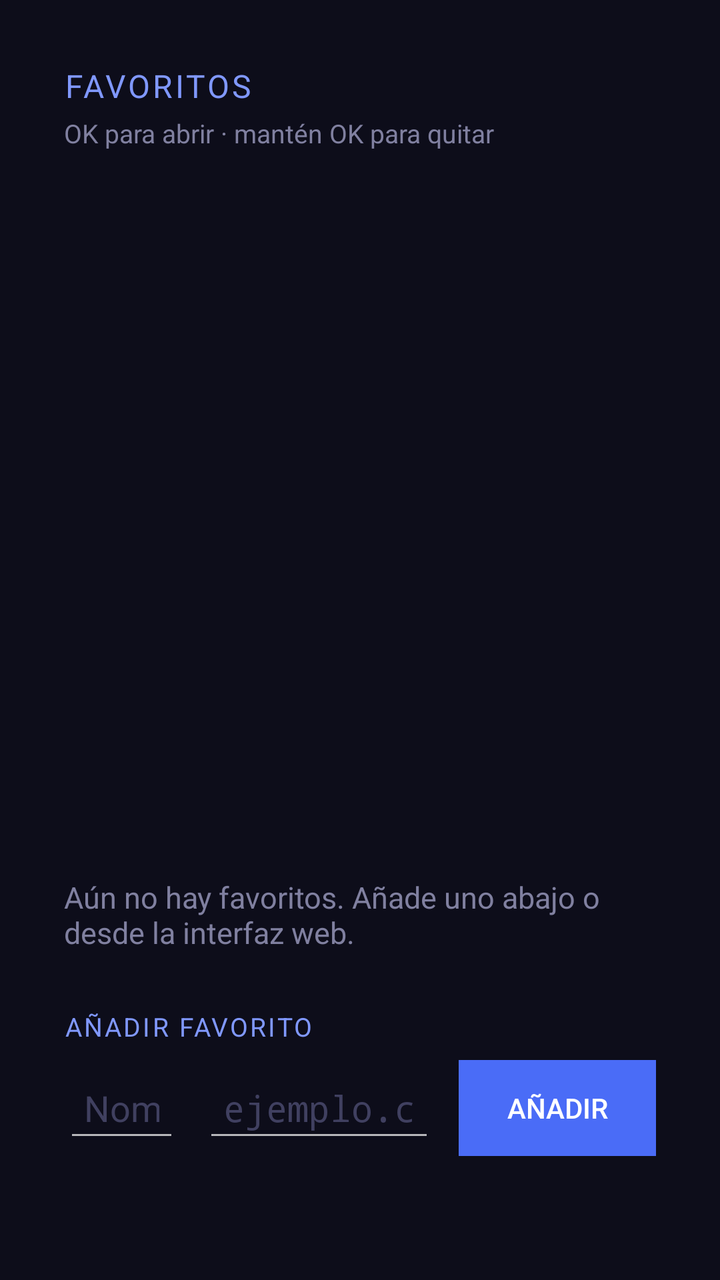
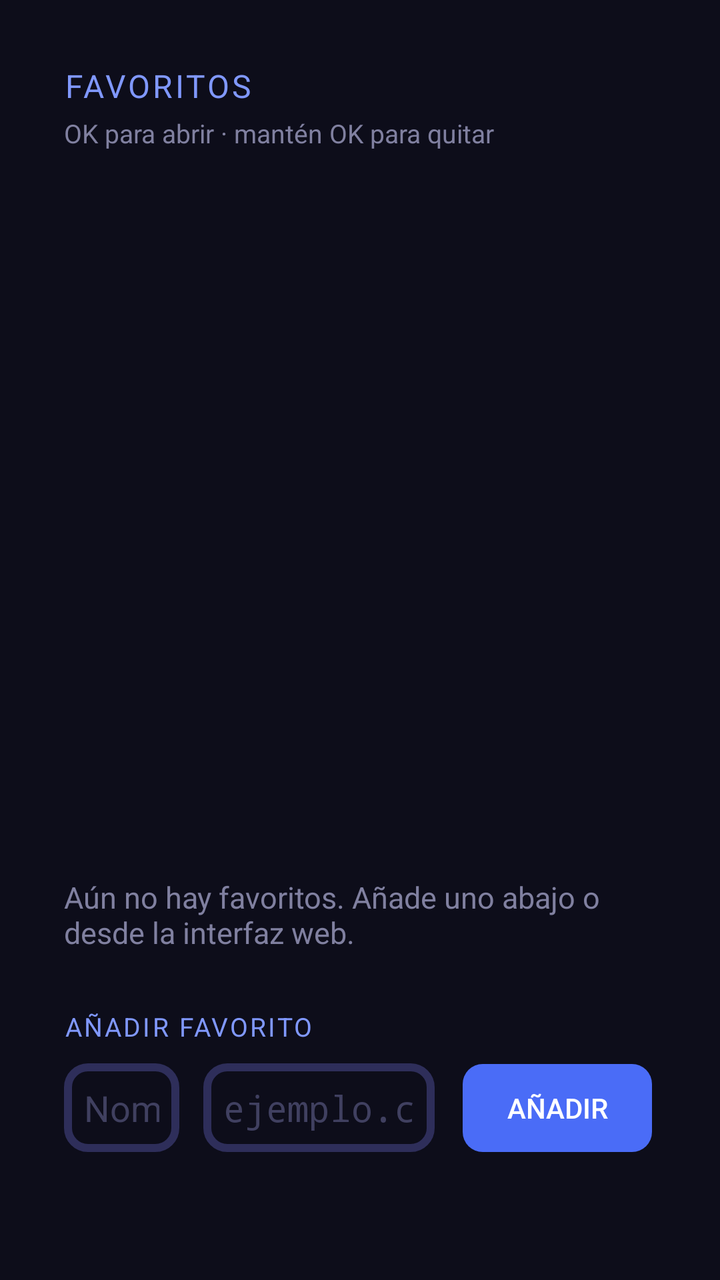

The first picture is an Android layout as it rendered before a commit; the second is the same layout after the commit. The layout source and the unified diff follow.
<!-- AndroidManifest.xml: application theme Theme.AcelinkTV -->
<!-- res/layout/activity_browser.xml -->
<?xml version="1.0" encoding="utf-8"?>
<FrameLayout xmlns:android="http://schemas.android.com/apk/res/android"
    android:layout_width="match_parent"
    android:layout_height="match_parent"
    android:background="#0d0d1a">

    <LinearLayout
        android:id="@+id/panel_favorites"
        android:layout_width="match_parent"
        android:layout_height="match_parent"
        android:orientation="vertical"
        android:padding="32dp">

        <TextView
            android:layout_width="wrap_content"
            android:layout_height="wrap_content"
            android:text="FAVORITOS"
            android:textColor="#8098ff"
            android:textSize="16sp"
            android:letterSpacing="0.08"
            android:layout_marginBottom="4dp" />

        <TextView
            android:layout_width="wrap_content"
            android:layout_height="wrap_content"
            android:text="OK para abrir · mantén OK para quitar"
            android:textColor="#8080a0"
            android:textSize="13sp"
            android:layout_marginBottom="12dp" />

        <GridView
            android:id="@+id/gv_favorites"
            android:layout_width="match_parent"
            android:layout_height="0dp"
            android:layout_weight="1"
            android:numColumns="4"
            android:horizontalSpacing="14dp"
            android:verticalSpacing="14dp"
            android:listSelector="@drawable/tile_focus"
            android:drawSelectorOnTop="true"
            android:focusable="true"
            android:nextFocusDown="@+id/et_fav_name">

            <requestFocus />

        </GridView>

        <TextView
            android:id="@+id/tv_favorites_empty"
            android:layout_width="wrap_content"
            android:layout_height="wrap_content"
            android:text="Aún no hay favoritos. Añade uno abajo o desde la interfaz web."
            android:textColor="#8080a0"
            android:textSize="15sp"
            android:layout_marginBottom="12dp" />

        <TextView
            android:layout_width="wrap_content"
            android:layout_height="wrap_content"
            android:text="AÑADIR FAVORITO"
            android:textColor="#8098ff"
            android:textSize="13sp"
            android:letterSpacing="0.08"
            android:layout_marginTop="16dp"
            android:layout_marginBottom="8dp" />

        <LinearLayout
            android:layout_width="match_parent"
            android:layout_height="wrap_content"
            android:orientation="horizontal"
            android:gravity="center_vertical">

            <EditText
                android:id="@+id/et_fav_name"
                android:layout_width="0dp"
                android:layout_height="wrap_content"
                android:layout_weight="1"
                android:hint="Nombre"
                android:inputType="text"
                android:textColor="#e0e0f0"
                android:textColorHint="#404060"
                android:textSize="18sp"
                android:padding="10dp"
                android:layout_marginEnd="12dp"
                android:singleLine="true"
                android:focusable="true"
                android:focusableInTouchMode="true"
                android:nextFocusUp="@id/gv_favorites"
                android:nextFocusRight="@+id/et_fav_url" />

            <EditText
                android:id="@+id/et_fav_url"
                android:layout_width="0dp"
                android:layout_height="wrap_content"
                android:layout_weight="2"
                android:hint="ejemplo.com"
                android:inputType="textUri"
                android:textColor="#e0e0f0"
                android:textColorHint="#404060"
                android:textSize="18sp"
                android:fontFamily="monospace"
                android:padding="10dp"
                android:layout_marginEnd="12dp"
                android:singleLine="true"
                android:focusable="true"
                android:focusableInTouchMode="true"
                android:nextFocusLeft="@id/et_fav_name"
                android:nextFocusRight="@+id/btn_fav_add" />

            <Button
                android:id="@+id/btn_fav_add"
                android:layout_width="wrap_content"
                android:layout_height="wrap_content"
                android:text="Añadir"
                android:textColor="#ffffff"
                android:background="#4a6cf7"
                android:paddingStart="24dp"
                android:paddingEnd="24dp"
                android:focusable="true"
                android:nextFocusLeft="@id/et_fav_url" />

        </LinearLayout>

        <TextView
            android:id="@+id/tv_add_msg"
            android:layout_width="wrap_content"
            android:layout_height="wrap_content"
            android:text=""
            android:textSize="14sp"
            android:minHeight="22dp"
            android:layout_marginTop="8dp" />

    </LinearLayout>

    <WebView
        android:id="@+id/web_view"
        android:layout_width="match_parent"
        android:layout_height="match_parent"
        android:visibility="gone" />

    <View
        android:id="@+id/cursor"
        android:layout_width="28dp"
        android:layout_height="28dp"
        android:background="@drawable/cursor"
        android:visibility="invisible" />

</FrameLayout>
<!-- resources referenced by this layout -->
<resources>
  <!-- drawable cursor (drawable) -->
  <?xml version="1.0" encoding="utf-8"?>
  <shape xmlns:android="http://schemas.android.com/apk/res/android"
      android:shape="oval">
      <solid android:color="#ccffffff" />
      <stroke android:width="3dp" android:color="#cc000000" />
  </shape>
  <!-- drawable tile_focus (drawable) -->
  <?xml version="1.0" encoding="utf-8"?>
  <shape xmlns:android="http://schemas.android.com/apk/res/android"
      android:shape="rectangle">
      <solid android:color="#00000000" />
      <stroke android:width="4dp" android:color="#6b8cff" />
      <corners android:radius="12dp" />
  </shape>
  <style name="Theme.AcelinkTV" parent="@style/Theme.AppCompat.NoActionBar">
          <item name="android:windowBackground">#0d0d1a</item>
          <item name="colorPrimary">#4a6cf7</item>
          <item name="colorPrimaryDark">#16162a</item>
          <item name="colorAccent">#6b8cff</item>
      </style>
</resources>

<!-- the commit's change to res/layout/activity_browser.xml (unified diff, before → after) -->
@@ -9,6 +9,7 @@
         android:layout_width="match_parent"
         android:layout_height="match_parent"
         android:orientation="vertical"
+        android:clipChildren="false"
         android:padding="32dp">
 
         <TextView
@@ -68,9 +69,11 @@
             android:layout_width="match_parent"
             android:layout_height="wrap_content"
             android:orientation="horizontal"
+            android:clipChildren="false"
             android:gravity="center_vertical">
 
             <EditText
+                android:background="@drawable/field_tv"
                 android:id="@+id/et_fav_name"
                 android:layout_width="0dp"
                 android:layout_height="wrap_content"
@@ -89,6 +92,7 @@
                 android:nextFocusRight="@+id/et_fav_url" />
 
             <EditText
+                android:background="@drawable/field_tv"
                 android:id="@+id/et_fav_url"
                 android:layout_width="0dp"
                 android:layout_height="wrap_content"
@@ -113,7 +117,7 @@
                 android:layout_height="wrap_content"
                 android:text="Añadir"
                 android:textColor="#ffffff"
-                android:background="#4a6cf7"
+                android:background="@drawable/btn_tv"
                 android:paddingStart="24dp"
                 android:paddingEnd="24dp"
                 android:focusable="true"
<!-- resource entries referenced after the edit -->
@@ -1,5 +1,33 @@
 <!-- resources referenced by this layout -->
 <resources>
+  <!-- drawable btn_tv (drawable) -->
+  <?xml version="1.0" encoding="utf-8"?>
+  <selector xmlns:android="http://schemas.android.com/apk/res/android">
+  
+      <item android:state_focused="true">
+          <shape android:shape="rectangle">
+              <solid android:color="#8fa8ff" />
+              <stroke android:width="4dp" android:color="#ffffff" />
+              <corners android:radius="10dp" />
+          </shape>
+      </item>
+  
+      <item android:state_pressed="true">
+          <shape android:shape="rectangle">
+              <solid android:color="#3a5ae0" />
+              <corners android:radius="10dp" />
+          </shape>
+      </item>
+  
+      <item>
+          <shape android:shape="rectangle">
+              <solid android:color="#4a6cf7" />
+              <stroke android:width="4dp" android:color="#00000000" />
+              <corners android:radius="10dp" />
+          </shape>
+      </item>
+  
+  </selector>
   <!-- drawable cursor (drawable) -->
   <?xml version="1.0" encoding="utf-8"?>
   <shape xmlns:android="http://schemas.android.com/apk/res/android"
@@ -7,12 +35,33 @@
       <solid android:color="#ccffffff" />
       <stroke android:width="3dp" android:color="#cc000000" />
   </shape>
+  <!-- drawable field_tv (drawable) -->
+  <?xml version="1.0" encoding="utf-8"?>
+  <selector xmlns:android="http://schemas.android.com/apk/res/android">
+  
+      <item android:state_focused="true">
+          <shape android:shape="rectangle">
+              <solid android:color="#1a1a35" />
+              <stroke android:width="4dp" android:color="#8fa8ff" />
+              <corners android:radius="10dp" />
+          </shape>
+      </item>
+  
+      <item>
+          <shape android:shape="rectangle">
+              <solid android:color="#0d0d1a" />
+              <stroke android:width="4dp" android:color="#2e2e5a" />
+              <corners android:radius="10dp" />
+          </shape>
+      </item>
+  
+  </selector>
   <!-- drawable tile_focus (drawable) -->
   <?xml version="1.0" encoding="utf-8"?>
   <shape xmlns:android="http://schemas.android.com/apk/res/android"
       android:shape="rectangle">
       <solid android:color="#00000000" />
-      <stroke android:width="4dp" android:color="#6b8cff" />
+      <stroke android:width="5dp" android:color="#ffffff" />
       <corners android:radius="12dp" />
   </shape>
   <style name="Theme.AcelinkTV" parent="@style/Theme.AppCompat.NoActionBar">
